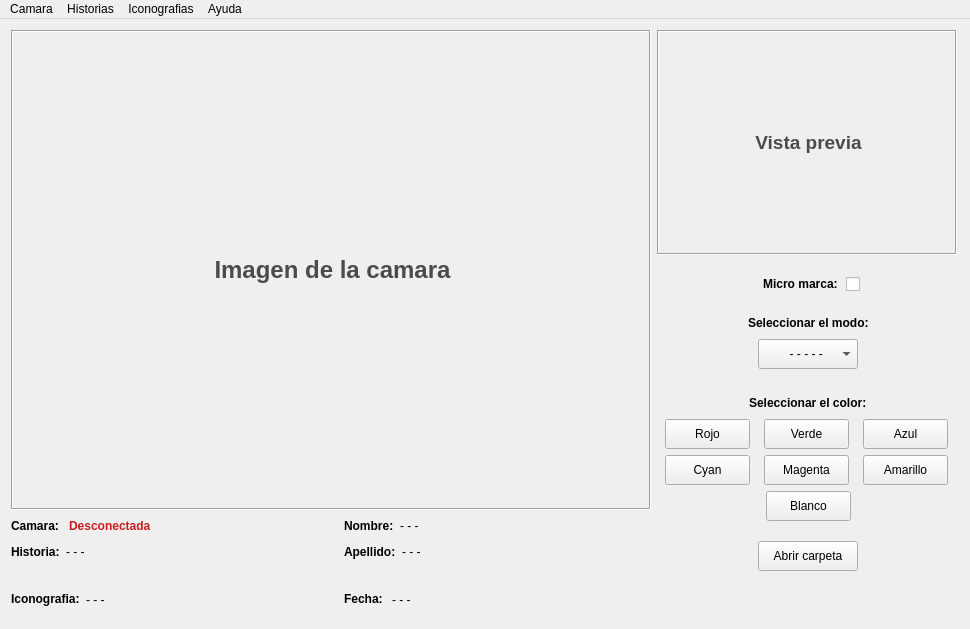
Qt form mainwindow.ui (Gabrielnz/pasantia-CIMBUC) before a commit.
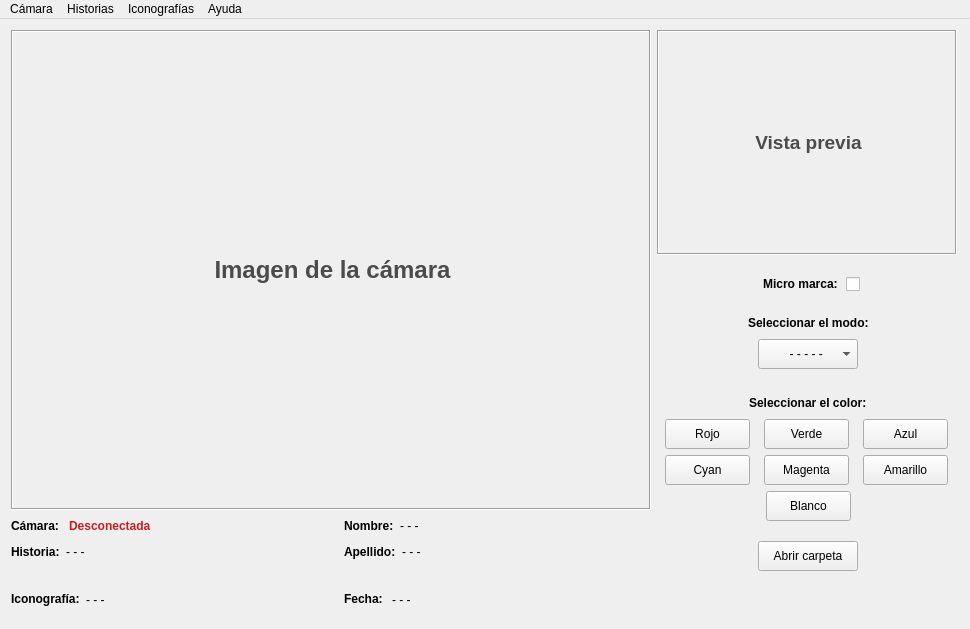
The same form after that commit. Icons and pictures are not drawn.

Commit message: Agregado el icono de la aplicacion, imagen del logo del CIMBUCy corregidos los errores ortograficos

What changed in the file:
```diff
--- a/mainwindow.ui
+++ b/mainwindow.ui
@@ -43,7 +43,7 @@
            <enum>QFrame::Sunken</enum>
           </property>
           <property name="text">
-           <string>&lt;html&gt;&lt;head/&gt;&lt;body&gt;&lt;p align=&quot;center&quot;&gt;&lt;span style=&quot; font-size:18pt; font-weight:600; color:#4b4b4b;&quot;&gt;Imagen de la camara&lt;/span&gt;&lt;/p&gt;&lt;/body&gt;&lt;/html&gt;</string>
+           <string>&lt;html&gt;&lt;head/&gt;&lt;body&gt;&lt;p align=&quot;center&quot;&gt;&lt;span style=&quot; font-size:18pt; font-weight:600; color:#4b4b4b;&quot;&gt;Imagen de la cámara&lt;/span&gt;&lt;/p&gt;&lt;/body&gt;&lt;/html&gt;</string>
           </property>
          </widget>
         </item>
@@ -58,7 +58,7 @@
                 <item>
                  <widget class="QLabel" name="etqEstado">
                   <property name="text">
-                   <string>&lt;html&gt;&lt;head/&gt;&lt;body&gt;&lt;p&gt;&lt;span style=&quot; font-weight:600;&quot;&gt;Camara: &lt;/span&gt;&lt;/p&gt;&lt;/body&gt;&lt;/html&gt;</string>
+                   <string>&lt;html&gt;&lt;head/&gt;&lt;body&gt;&lt;p&gt;&lt;span style=&quot; font-weight:600;&quot;&gt;Cámara: &lt;/span&gt;&lt;/p&gt;&lt;/body&gt;&lt;/html&gt;</string>
                   </property>
                  </widget>
                 </item>
@@ -239,7 +239,7 @@
             <item>
              <widget class="QLabel" name="etqIcon">
               <property name="text">
-               <string>&lt;html&gt;&lt;head/&gt;&lt;body&gt;&lt;p&gt;&lt;span style=&quot; font-weight:600;&quot;&gt;Iconografia:&lt;/span&gt;&lt;/p&gt;&lt;/body&gt;&lt;/html&gt;</string>
+               <string>&lt;html&gt;&lt;head/&gt;&lt;body&gt;&lt;p&gt;&lt;span style=&quot; font-weight:600;&quot;&gt;Iconografía:&lt;/span&gt;&lt;/p&gt;&lt;/body&gt;&lt;/html&gt;</string>
               </property>
              </widget>
             </item>
@@ -851,9 +851,9 @@
      <height>21</height>
     </rect>
    </property>
-   <widget class="QMenu" name="menuArchivo">
+   <widget class="QMenu" name="menuCamara">
     <property name="title">
-     <string>Camara</string>
+     <string>Cámara</string>
     </property>
     <widget class="QMenu" name="menuCamaras">
      <property name="title">
@@ -885,14 +885,14 @@
    </widget>
    <widget class="QMenu" name="menuIconografia">
     <property name="title">
-     <string>Iconografias</string>
+     <string>Iconografías</string>
     </property>
     <addaction name="actionRegistrar_Iconografia"/>
     <addaction name="actionAbrir_icon"/>
     <addaction name="separator"/>
     <addaction name="actionCerrar_icon"/>
    </widget>
-   <addaction name="menuArchivo"/>
+   <addaction name="menuCamara"/>
    <addaction name="menuHistoria"/>
    <addaction name="menuIconografia"/>
    <addaction name="menuAyuda"/>
```
Left out of the diff: 14 changed lines with no effect on the pictures. The commit also changes 26 other files.
